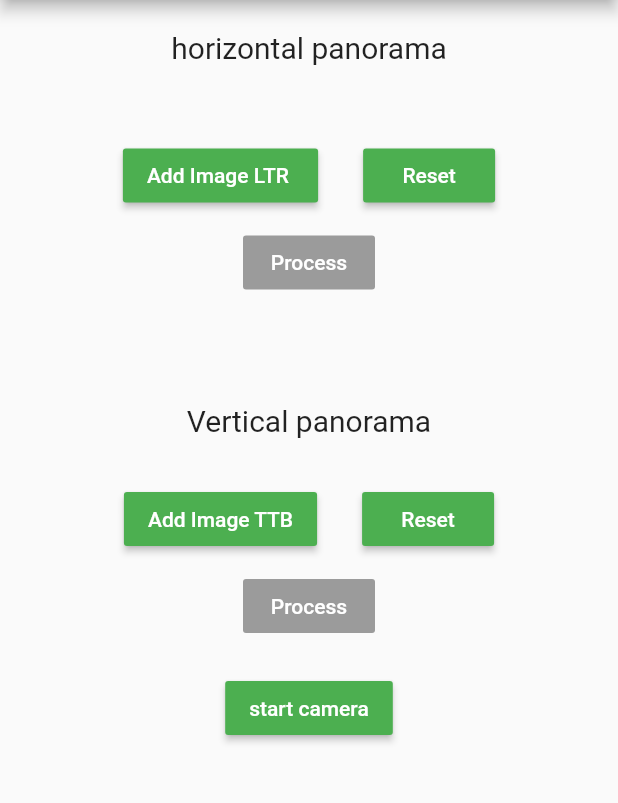
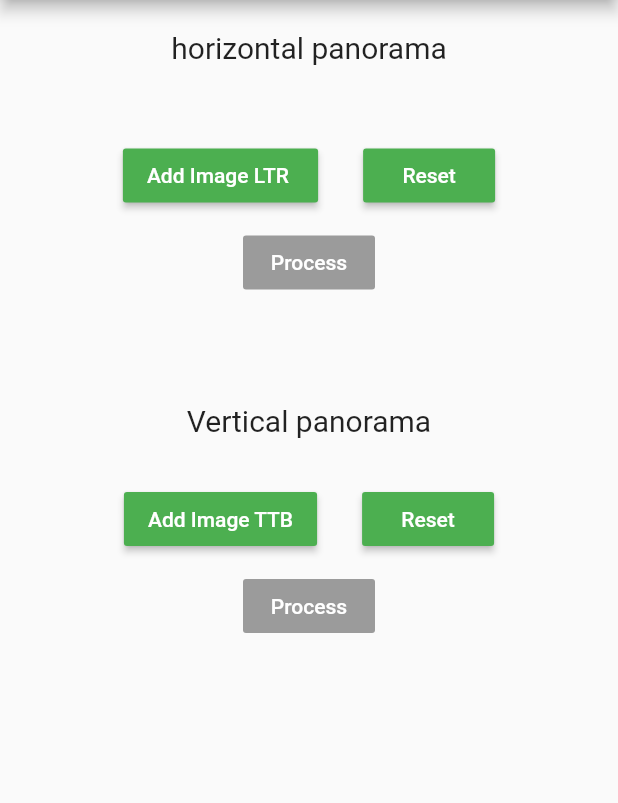
Before and after one commit to azadprajapat/opencv_awesome, a Flutter app: the screen it shows after launch, on a phone screen of 412 x 824 dp, the part 84-887 px from its top. Run offline on Flutter 3.47's test engine with Material 2 defaults, Android fonts, the light colour scheme and no system bars; our stand-ins replace image_picker; missing offline and left inert: dart:ffi.

Commit message:
make compatible with flutter 2.2

```diff
--- a/example/lib/main.dart
+++ b/example/lib/main.dart
@@ -192,16 +192,6 @@ class _MyAppState extends State<MyApp> {
                            child: Image.file(File(vertical_path_list[index])),
                          ),),),
                      ),
-                     Center(
-                         child: MaterialButton(
-                           color: Colors.green,
-                           disabledColor: Colors.black38,
-                           onPressed: () async{
-                              String dirpath= (await getApplicationDocumentsDirectory()).path+"/"+DateTime.now().toString()+"_.jpg";
-                             await  OpencvAwesome.start_camera(dirpath);
-                           },
-                           child: Text("start camera",style: TextStyle(color: Colors.white),),
-                         )),
 
 
 
```
Also changed, not shown: example/pubspec.lock.
